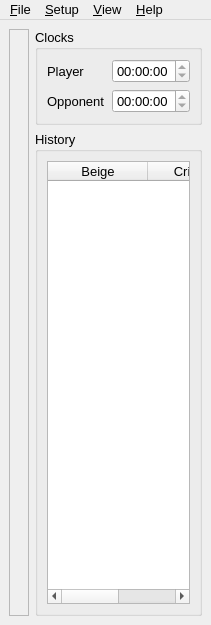
textbrowser/qtchess, file mainwindow.ui: the form before one commit.
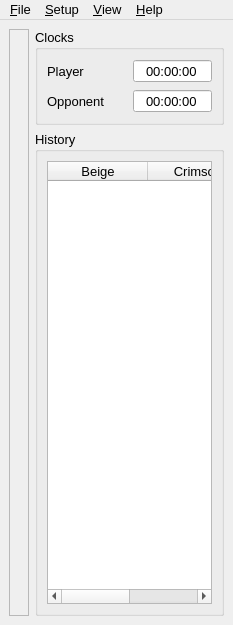
The form after the commit. Icons and pictures are not drawn.

```diff
--- a/mainwindow.ui
+++ b/mainwindow.ui
@@ -1,11 +1,11 @@
 <ui version="4.0" >
  <class>mainWindow</class>
- <widget class="QMainWindow" name="mainWindow" >
-  <property name="geometry" >
+ <widget class="QMainWindow" name="mainWindow">
+  <property name="geometry">
    <rect>
     <x>0</x>
     <y>0</y>
-    <width>211</width>
+    <width>233</width>
     <height>625</height>
    </rect>
   </property>
@@ -50,12 +50,18 @@
            </property>
           </widget>
          </item>
-         <item row="0" column="1" >
-          <widget class="QTimeEdit" name="playerClock" >
-           <property name="readOnly" >
+         <item row="0" column="1">
+          <widget class="QTimeEdit" name="playerClock">
+           <property name="alignment">
+            <set>Qt::AlignCenter</set>
+           </property>
+           <property name="readOnly">
             <bool>true</bool>
            </property>
-           <property name="displayFormat" >
+           <property name="buttonSymbols">
+            <enum>QAbstractSpinBox::NoButtons</enum>
+           </property>
+           <property name="displayFormat">
             <string>hh:mm:ss</string>
            </property>
           </widget>
@@ -79,10 +85,16 @@
              <pointsize>10</pointsize>
             </font>
            </property>
-           <property name="readOnly" >
+           <property name="alignment">
+            <set>Qt::AlignCenter</set>
+           </property>
+           <property name="readOnly">
             <bool>true</bool>
            </property>
-           <property name="displayFormat" >
+           <property name="buttonSymbols">
+            <enum>QAbstractSpinBox::NoButtons</enum>
+           </property>
+           <property name="displayFormat">
             <string>hh:mm:ss</string>
            </property>
           </widget>
@@ -135,17 +147,17 @@
     </item>
    </layout>
   </widget>
-  <widget class="QMenuBar" name="menubar" >
-   <property name="geometry" >
+  <widget class="QMenuBar" name="menubar">
+   <property name="geometry">
     <rect>
      <x>0</x>
      <y>0</y>
-     <width>211</width>
+     <width>233</width>
      <height>28</height>
     </rect>
    </property>
-   <widget class="QMenu" name="menu_File" >
-    <property name="font" >
+   <widget class="QMenu" name="menu_File">
+    <property name="font">
      <font>
       <pointsize>10</pointsize>
      </font>
@@ -157,8 +169,8 @@
     <addaction name="separator" />
     <addaction name="action_Quit" />
    </widget>
-   <widget class="QMenu" name="menu_Setup" >
-    <property name="font" >
+   <widget class="QMenu" name="menu_Setup">
+    <property name="font">
      <font>
       <pointsize>10</pointsize>
      </font>
@@ -168,8 +180,8 @@
     </property>
     <addaction name="action_Connection_Configuration" />
    </widget>
-   <widget class="QMenu" name="menu_View" >
-    <property name="font" >
+   <widget class="QMenu" name="menu_View">
+    <property name="font">
      <font>
       <pointsize>10</pointsize>
      </font>
@@ -178,8 +190,8 @@
      <string>&amp;View</string>
     </property>
    </widget>
-   <widget class="QMenu" name="menu_Help" >
-    <property name="font" >
+   <widget class="QMenu" name="menu_Help">
+    <property name="font">
      <font>
       <pointsize>10</pointsize>
      </font>
@@ -194,10 +206,10 @@
     <addaction name="separator" />
     <addaction name="action_Help" />
    </widget>
-   <addaction name="menu_File" />
-   <addaction name="menu_Setup" />
-   <addaction name="menu_View" />
-   <addaction name="menu_Help" />
+   <addaction name="menu_File"/>
+   <addaction name="menu_Setup"/>
+   <addaction name="menu_View"/>
+   <addaction name="menu_Help"/>
   </widget>
   <action name="action_New_Game" >
    <property name="text" >
```
Left out of the diff: 143 changed lines with no effect on the pictures.
